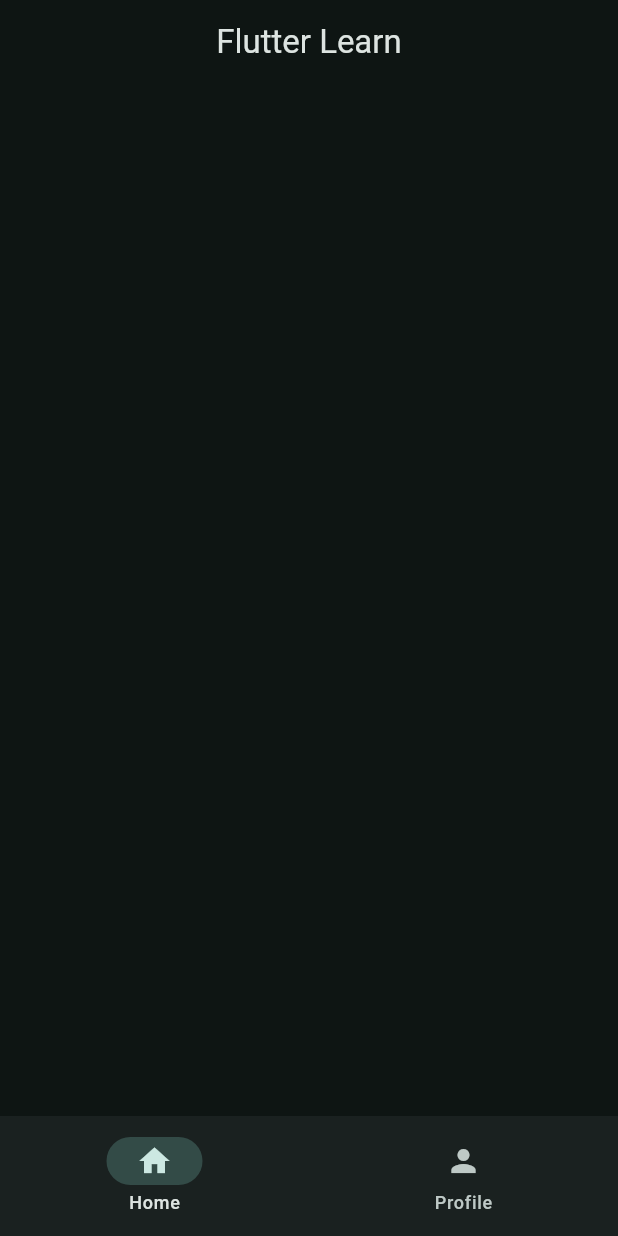
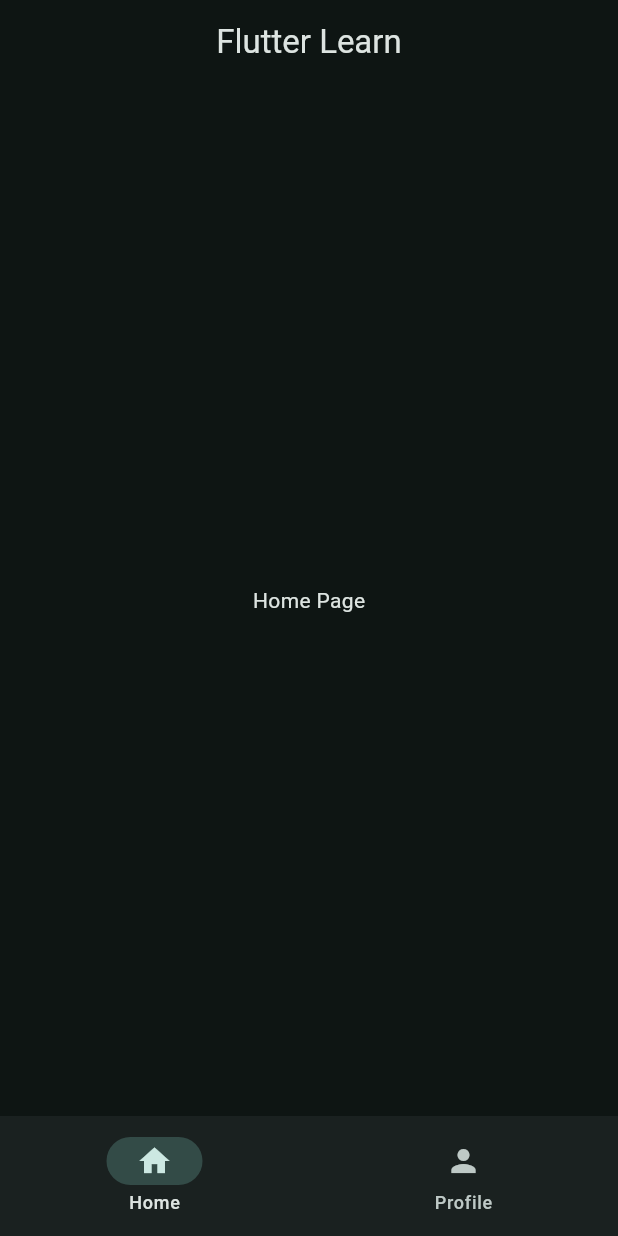
Before and after one commit to SantiGO055/learning-flutter, a Flutter app: the screen it shows after launch, on a phone screen of 412 x 824 dp. Run offline on Flutter 3.47's test engine with Material 3 defaults, Android fonts, the phone set to English and light mode, and no system bars.

Commit message:
Transfer data between widgets

```diff
--- a/lib/main.dart
+++ b/lib/main.dart
@@ -3,6 +3,7 @@
 import 'package:flutter/material.dart';
 import 'package:flutter_app_test/second_page.dart';
 import 'package:flutter_app_test/third_page.dart';
+import 'package:flutter_app_test/views/widget_tree.dart';
 
 void main() {
   runApp(const MyApp());
@@ -41,7 +42,6 @@ class MyScaffoldApp extends StatefulWidget {
 class _MyScaffoldAppState extends State<MyScaffoldApp> {
   bool myNewButton = false;
   String myText = "Hello";
-  int selectedIndex = 0;
 
   @override
   Widget build(BuildContext context) {
@@ -50,24 +50,7 @@ class _MyScaffoldAppState extends State<MyScaffoldApp> {
       theme: ThemeData(
           colorScheme: ColorScheme.fromSeed(
               seedColor: Colors.teal, brightness: Brightness.dark)),
-      home: Scaffold(
-        appBar: AppBar(
-          title: const Text("Flutter Learn"),
-          centerTitle: true,
-        ),
-        bottomNavigationBar: NavigationBar(
-          destinations: [
-            NavigationDestination(icon: Icon(Icons.home), label: 'Home'),
-            NavigationDestination(icon: Icon(Icons.person), label: 'Profile'),
-          ],
-          onDestinationSelected: (int value){
-            setState((){
-              selectedIndex = value;
-            });
-          },
-          selectedIndex: selectedIndex,
-        ),
-      ),
+      home: WidgetTree(),
     );
   }
 }
--- a/lib/third_page.dart
+++ b/lib/third_page.dart
@@ -1,5 +1,4 @@
 import 'package:flutter/material.dart';
-import 'package:flutter/widgets.dart';
 
 class ThirdPage extends StatefulWidget {
   const ThirdPage({super.key});
--- /dev/null
+++ b/lib/views/data/notifiers.dart
@@ -0,0 +1,6 @@
+//ValueNotifier: Hold the data
+//Usar ValueListenableBuilder: Listen to data (don't need setState)
+
+import 'package:flutter/material.dart';
+
+ValueNotifier<int> selectedPageNotifier = ValueNotifier(0);
--- /dev/null
+++ b/lib/views/pages/home_page.dart
@@ -0,0 +1,10 @@
+ import 'package:flutter/material.dart';
+
+class HomePage extends StatelessWidget {
+  const HomePage({super.key});
+
+  @override
+  Widget build(BuildContext context) {
+    return Center(child: Text('Home Page'),);
+  }
+}
--- /dev/null
+++ b/lib/views/pages/profile_page.dart
@@ -0,0 +1,10 @@
+import 'package:flutter/material.dart';
+
+class ProfilePage extends StatelessWidget {
+  const ProfilePage({super.key});
+
+  @override
+  Widget build(BuildContext context) {
+    return Center(child: Text('Profile Page'),);
+  }
+}
--- /dev/null
+++ b/lib/views/widget_tree.dart
@@ -0,0 +1,27 @@
+import 'package:flutter/material.dart';
+import 'package:flutter_app_test/views/data/notifiers.dart';
+import 'package:flutter_app_test/views/pages/home_page.dart';
+import 'package:flutter_app_test/views/pages/profile_page.dart';
+import 'package:flutter_app_test/views/widgets/navbar_widget.dart';
+
+List<Widget> pages= [
+  const HomePage(),
+  const ProfilePage()
+];
+class WidgetTree extends StatelessWidget {
+  const WidgetTree({super.key});
+
+  @override
+  Widget build(BuildContext context) {
+    return Scaffold(
+        appBar: AppBar(
+          title: const Text("Flutter Learn"),
+          centerTitle: true,
+        ),
+        bottomNavigationBar: NavbarWidget(),
+        body: ValueListenableBuilder(valueListenable: selectedPageNotifier, builder: (context, selectedPage, child) {
+          return pages.elementAt(selectedPage);
+        }),
+      );
+  }
+}
--- /dev/null
+++ b/lib/views/widgets/navbar_widget.dart
@@ -0,0 +1,24 @@
+import 'package:flutter/material.dart';
+import 'package:flutter_app_test/views/data/notifiers.dart';
+
+class NavbarWidget extends StatelessWidget {
+  const NavbarWidget({super.key});
+
+  @override
+  Widget build(BuildContext context) {
+    return ValueListenableBuilder(
+        valueListenable: selectedPageNotifier,
+        builder: (context, selectedPage, child) {
+          return NavigationBar(
+            destinations: [
+              NavigationDestination(icon: Icon(Icons.home), label: 'Home'),
+              NavigationDestination(icon: Icon(Icons.person), label: 'Profile'),
+            ],
+            onDestinationSelected: (int value) {
+              selectedPageNotifier.value = value;
+            },
+            selectedIndex: selectedPage,
+          );
+        });
+  }
+}
```
